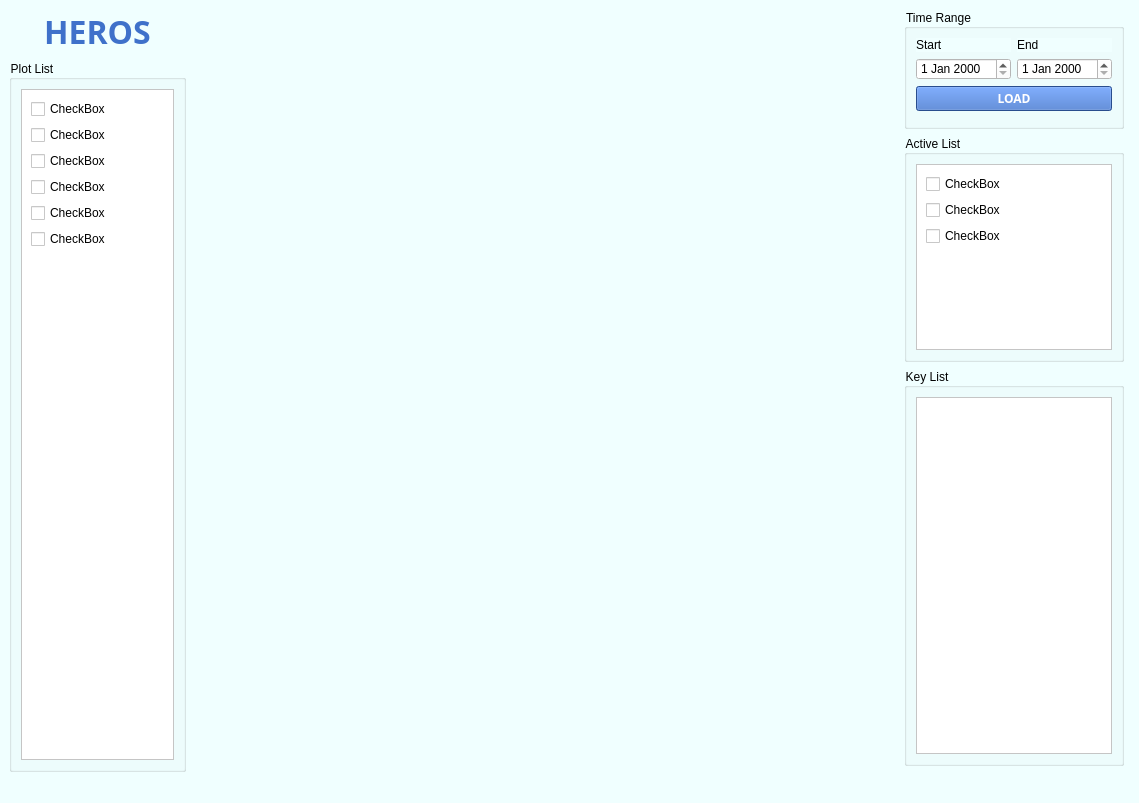
Qt form dataview.ui (withspectro/DataView) before a commit.
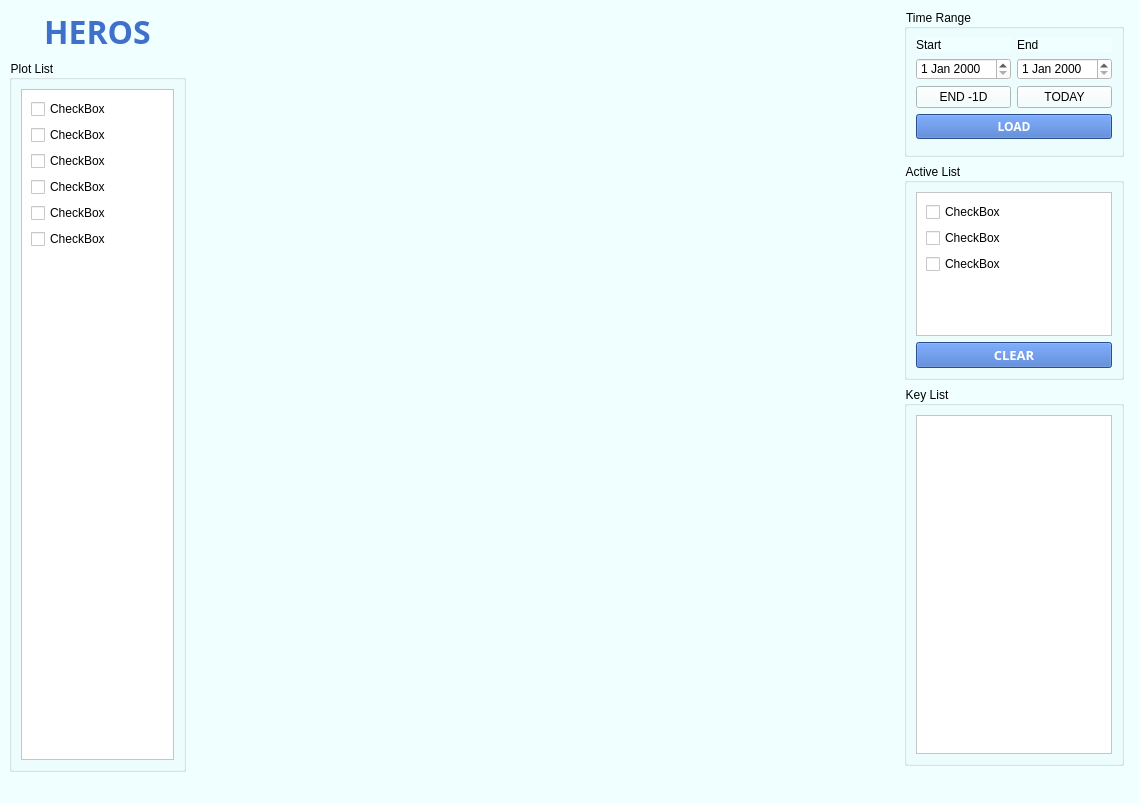
The same form after that commit. Custom widgets are drawn as their Qt base class.

Commit message: UI 변경

```diff
--- a/dataview.ui
+++ b/dataview.ui
@@ -200,6 +200,20 @@
                  </property>
                 </widget>
                </item>
+               <item row="2" column="1">
+                <widget class="QPushButton" name="pushButton_3">
+                 <property name="text">
+                  <string>TODAY</string>
+                 </property>
+                </widget>
+               </item>
+               <item row="2" column="0">
+                <widget class="QPushButton" name="pushButton_4">
+                 <property name="text">
+                  <string>END -1D</string>
+                 </property>
+                </widget>
+               </item>
               </layout>
              </item>
              <item>
@@ -251,7 +265,7 @@
                 <x>0</x>
                 <y>0</y>
                 <width>176</width>
-                <height>189</height>
+                <height>147</height>
                </rect>
               </property>
               <layout class="QGridLayout" name="gridLayout_3">
@@ -297,6 +311,28 @@
              </widget>
             </widget>
            </item>
+           <item row="1" column="0">
+            <widget class="QPushButton" name="pushButton_2">
+             <property name="font">
+              <font>
+               <family>Arial Black</family>
+               <pointsize>10</pointsize>
+               <weight>75</weight>
+               <bold>true</bold>
+              </font>
+             </property>
+             <property name="focusPolicy">
+              <enum>Qt::StrongFocus</enum>
+             </property>
+             <property name="styleSheet">
+              <string notr="true">background-color: rgb(58, 108, 198);
+color: rgb(255, 255, 255);</string>
+             </property>
+             <property name="text">
+              <string>CLEAR</string>
+             </property>
+            </widget>
+           </item>
           </layout>
          </widget>
         </item>
```
